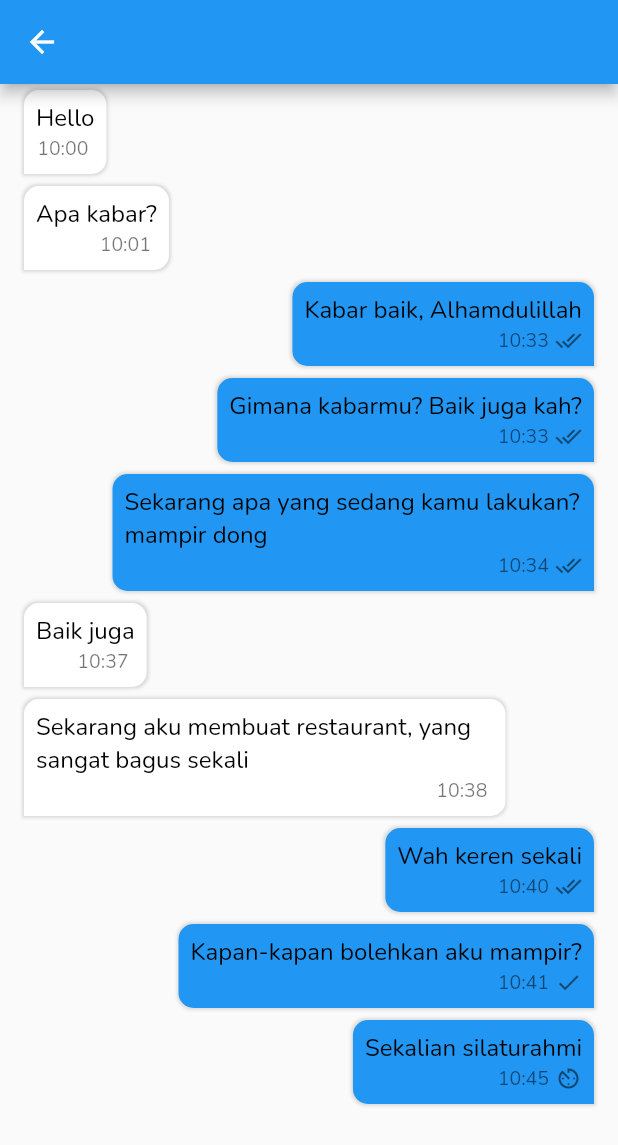
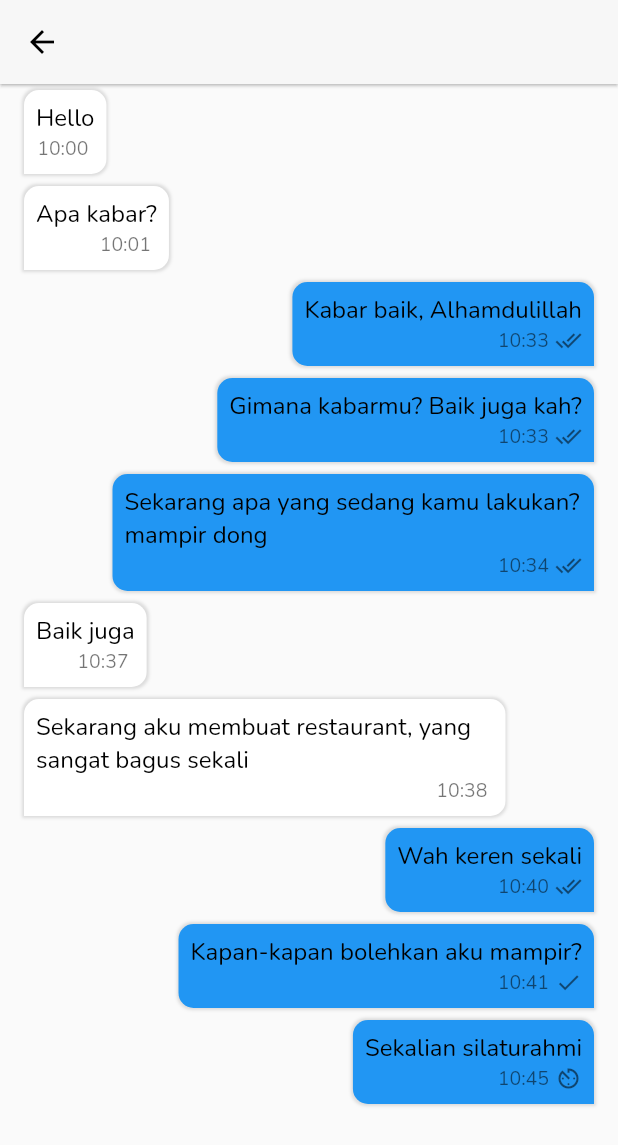
Before and after one commit to zuludin04/nyarios, a Flutter app: the screen it shows after launch, after a tap on "Zulfikar Mauludin", on a phone screen of 412 x 824 dp. Shown: the top 1145 px of the screen. Run offline on Flutter 3.47's test engine with Material 2 defaults, Android fonts, the phone set to English and light mode, and no system bars.

Commit message:
add color schemen

```diff
--- /dev/null
+++ b/lib/core/custom_theme.dart
@@ -0,0 +1,66 @@
+import 'package:flutter/material.dart';
+
+class CustomTheme {
+  static ThemeData get defaultTheme {
+    return ThemeData(
+      backgroundColor: const Color(0xfff7f7f7),
+      colorScheme: const ColorScheme(
+        primary: Color.fromRGBO(251, 127, 107, 1),
+        primaryContainer: Color(0xfffb7f6b),
+        secondary: Color(0xfffb7f6b),
+        secondaryContainer: Color(0xfffb7f6b),
+        surface: Colors.white,
+        background: Colors.white,
+        error: Colors.redAccent,
+        onPrimary: Colors.black,
+        onSecondary: Colors.black,
+        onSurface: Color(0xffcccccc),
+        onBackground: Color(0xffcccccc),
+        onError: Colors.white,
+        brightness: Brightness.light,
+      ),
+      appBarTheme: const AppBarTheme(
+        color: Color(0xfff7f7f7),
+        elevation: 0.8,
+      ),
+      fontFamily: 'Nunito',
+      iconTheme: const IconThemeData(color: Colors.black),
+      elevatedButtonTheme: ElevatedButtonThemeData(
+        style: ButtonStyle(
+          backgroundColor:
+              MaterialStateProperty.all<Color>(const Color(0xfffb7f6b)),
+        ),
+      ),
+    );
+  }
+
+  // static ThemeData get darkTheme {
+  //   return ThemeData(
+  //     colorScheme: const ColorScheme(
+  //       primary: Color(0xff252526),
+  //       primaryContainer: Colors.black,
+  //       secondary: Color(0xffffa400),
+  //       secondaryContainer: Color(0xffc67500),
+  //       surface: Color(0xff252526),
+  //       background: Color(0xff252526),
+  //       error: Colors.redAccent,
+  //       onPrimary: Colors.white,
+  //       onSecondary: Colors.white,
+  //       onSurface: Colors.white,
+  //       onBackground: Colors.white,
+  //       onError: Colors.white,
+  //       brightness: Brightness.dark,
+  //     ),
+  //     fontFamily: 'NotoSans',
+  //     iconTheme: const IconThemeData(
+  //       color: Colors.black,
+  //     ),
+  //     elevatedButtonTheme: ElevatedButtonThemeData(
+  //       style: ButtonStyle(
+  //         backgroundColor:
+  //             MaterialStateProperty.all<Color>(const Color(0xffffa400)),
+  //       ),
+  //     ),
+  //   );
+  // }
+}
--- a/lib/main.dart
+++ b/lib/main.dart
@@ -1,4 +1,5 @@
 import 'package:flutter/material.dart';
+import 'package:nyarios/core/custom_theme.dart';
 
 import 'ui/home/home_screen.dart';
 
@@ -13,10 +14,7 @@ class MyApp extends StatelessWidget {
   Widget build(BuildContext context) {
     return MaterialApp(
       title: 'Flutter Demo',
-      theme: ThemeData(
-        primarySwatch: Colors.blue,
-        fontFamily: 'Nunito',
-      ),
+      theme: CustomTheme.defaultTheme,
       home: const HomeScreen(),
     );
   }
--- a/lib/ui/home/home_screen.dart
+++ b/lib/ui/home/home_screen.dart
@@ -8,7 +8,6 @@ class HomeScreen extends StatelessWidget {
   @override
   Widget build(BuildContext context) {
     return Scaffold(
-      backgroundColor: const Color(0xfff7f7f7),
       floatingActionButton: FloatingActionButton(
         onPressed: () {},
         child: const Icon(Icons.edit),
```
